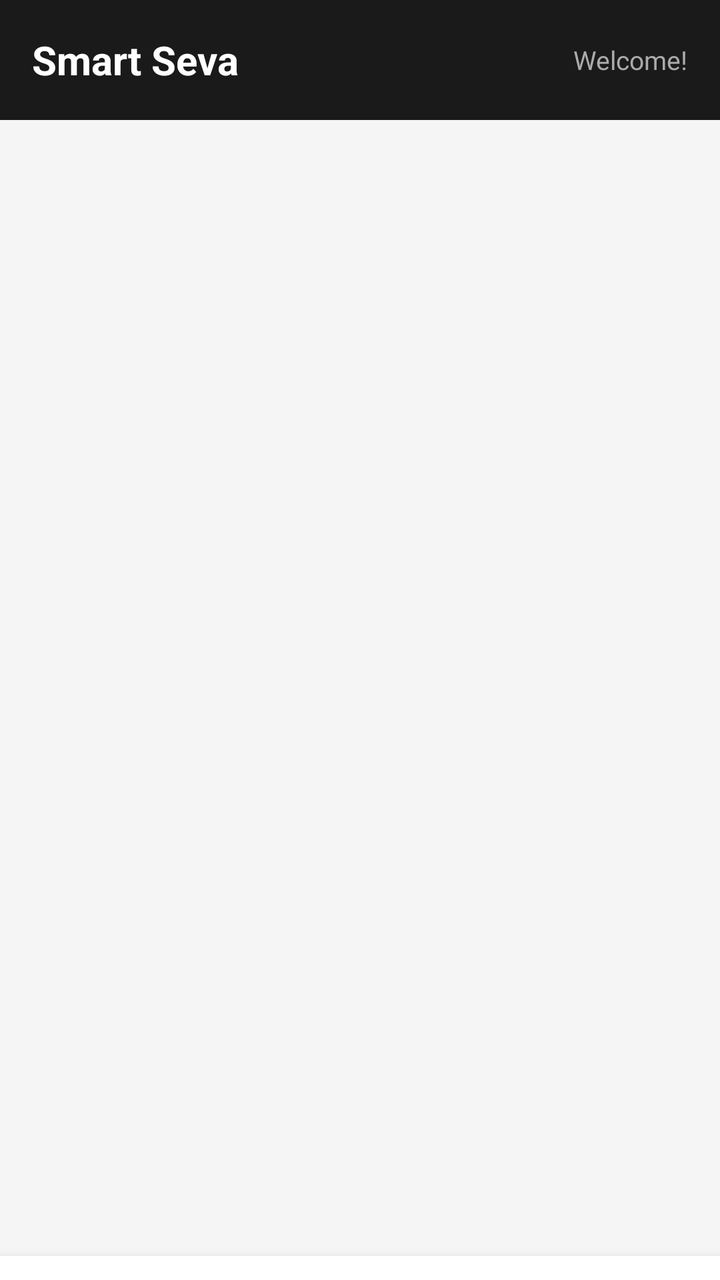
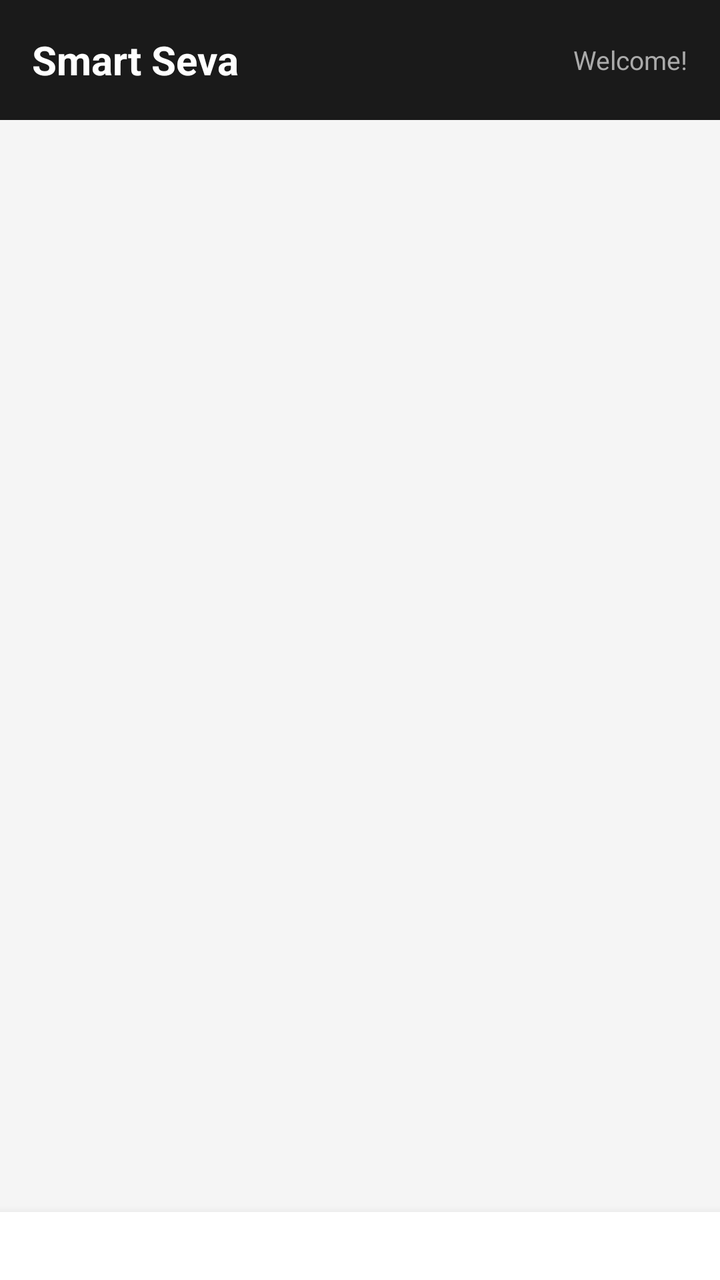

Compare the two renders of this Android layout. The source of the first and the diff that turns it into the second are given below.
<!-- AndroidManifest.xml: application theme Theme.SmartSeva -->
<!-- res/layout/activity_dashboard.xml -->
<?xml version="1.0" encoding="utf-8"?>
<LinearLayout xmlns:android="http://schemas.android.com/apk/res/android"
    android:layout_width="match_parent"
    android:layout_height="match_parent"
    android:orientation="vertical"
    android:background="#F5F5F5">

    
    <LinearLayout
        android:id="@+id/topBar"
        android:layout_width="match_parent"
        android:layout_height="60dp"
        android:background="#1A1A1A"
        android:orientation="horizontal"
        android:gravity="center_vertical"
        android:paddingStart="16dp"
        android:paddingEnd="16dp">

        <TextView
            android:id="@+id/tvAppName"
            android:layout_width="0dp"
            android:layout_height="wrap_content"
            android:layout_weight="1"
            android:text="Smart Seva"
            android:textColor="#FFFFFF"
            android:textSize="20sp"
            android:textStyle="bold"/>

        <TextView
            android:id="@+id/tvWelcome"
            android:layout_width="wrap_content"
            android:layout_height="wrap_content"
            android:text="Welcome!"
            android:textColor="#AAAAAA"
            android:textSize="13sp"/>
    </LinearLayout>

    
    <ScrollView
        android:layout_width="match_parent"
        android:layout_height="0dp"
        android:layout_weight="1">

        <LinearLayout
            android:layout_width="match_parent"
            android:layout_height="wrap_content"
            android:orientation="vertical">

            

            
            <LinearLayout android:id="@+id/panelNGOStats"
                android:layout_width="match_parent"
                android:layout_height="wrap_content"
                android:orientation="vertical"
                android:padding="16dp"
                android:visibility="gone">

                <TextView android:layout_width="match_parent" android:layout_height="wrap_content"
                    android:text="Analytics Overview"
                    android:textSize="18sp" android:textStyle="bold"
                    android:textColor="#1A1A1A" android:layout_marginBottom="16dp"/>

                
                <LinearLayout android:layout_width="match_parent"
                    android:layout_height="wrap_content"
                    android:orientation="horizontal"
                    android:layout_marginBottom="12dp">

                    <LinearLayout android:layout_width="0dp" android:layout_height="100dp"
                        android:layout_weight="1" android:orientation="vertical"
                        android:gravity="center" android:background="#1A1A1A"
                        android:layout_marginEnd="8dp">
                        <TextView android:id="@+id/tvTotalTasks"
                            android:layout_width="wrap_content" android:layout_height="wrap_content"
                            android:text="0" android:textColor="#FFFFFF"
                            android:textSize="32sp" android:textStyle="bold"/>
                        <TextView android:layout_width="wrap_content" android:layout_height="wrap_content"
                            android:text="Total Tasks" android:textColor="#AAAAAA" android:textSize="12sp"/>
                    </LinearLayout>

                    <LinearLayout android:layout_width="0dp" android:layout_height="100dp"
                        android:layout_weight="1" android:orientation="vertical"
                        android:gravity="center" android:background="#2E7D32"
                        android:layout_marginStart="8dp">
                        <TextView android:id="@+id/tvCompletedTasks"
                            android:layout_width="wrap_content" android:layout_height="wrap_content"
                            android:text="0" android:textColor="#FFFFFF"
                            android:textSize="32sp" android:textStyle="bold"/>
                        <TextView android:layout_width="wrap_content" android:layout_height="wrap_content"
                            android:text="Completed" android:textColor="#AAAAAA" android:textSize="12sp"/>
                    </LinearLayout>
                </LinearLayout>

                
                <LinearLayout android:layout_width="match_parent"
                    android:layout_height="wrap_content"
                    android:orientation="horizontal"
                    android:layout_marginBottom="12dp">

                    <LinearLayout android:layout_width="0dp" android:layout_height="100dp"
                        android:layout_weight="1" android:orientation="vertical"
                        android:gravity="center" android:background="#C62828"
                        android:layout_marginEnd="8dp">
                        <TextView android:id="@+id/tvUrgentTasks"
                            android:layout_width="wrap_content" android:layout_height="wrap_content"
                            android:text="0" android:textColor="#FFFFFF"
                            android:textSize="32sp" android:textStyle="bold"/>
                        <TextView android:layout_width="wrap_content" android:layout_height="wrap_content"
                            android:text="Urgent" android:textColor="#AAAAAA" android:textSize="12sp"/>
                    </LinearLayout>

                    <LinearLayout android:layout_width="0dp" android:layout_height="100dp"
                        android:layout_weight="1" android:orientation="vertical"
                        android:gravity="center" android:background="#1565C0"
                        android:layout_marginStart="8dp">
                        <TextView android:id="@+id/tvTotalVolunteers"
                            android:layout_width="wrap_content" android:layout_height="wrap_content"
                            android:text="0" android:textColor="#FFFFFF"
                            android:textSize="32sp" android:textStyle="bold"/>
                        <TextView android:layout_width="wrap_content" android:layout_height="wrap_content"
                            android:text="Volunteers" android:textColor="#AAAAAA" android:textSize="12sp"/>
                    </LinearLayout>
                </LinearLayout>

                
                <TextView android:layout_width="match_parent" android:layout_height="wrap_content"
                    android:text="Recent Activity"
                    android:textSize="15sp" android:textStyle="bold"
                    android:textColor="#1A1A1A" android:layout_marginTop="8dp"
                    android:layout_marginBottom="12dp"/>

                <LinearLayout android:id="@+id/layoutRecentActivity"
                    android:layout_width="match_parent"
                    android:layout_height="wrap_content"
                    android:orientation="vertical">

                    <TextView android:layout_width="match_parent" android:layout_height="wrap_content"
                        android:text="No recent activity yet.\nCreate your first task!"
                        android:textColor="#888888" android:textSize="13sp"
                        android:gravity="center" android:padding="24dp"/>
                </LinearLayout>
            </LinearLayout>

            
            <LinearLayout android:id="@+id/panelNGOTasks"
                android:layout_width="match_parent"
                android:layout_height="wrap_content"
                android:orientation="vertical"
                android:padding="16dp"
                android:visibility="gone">

                <LinearLayout android:layout_width="match_parent"
                    android:layout_height="wrap_content"
                    android:orientation="horizontal"
                    android:gravity="center_vertical"
                    android:layout_marginBottom="16dp">

                    <TextView android:layout_width="0dp" android:layout_height="wrap_content"
                        android:layout_weight="1"
                        android:text="My Tasks"
                        android:textSize="18sp" android:textStyle="bold"
                        android:textColor="#1A1A1A"/>

                    <Button android:id="@+id/btnQuickCreateTask"
                        android:layout_width="wrap_content" android:layout_height="36dp"
                        android:text="+ Create"
                        android:textSize="12sp"
                        android:backgroundTint="#1A1A1A"
                        android:textColor="#FFFFFF"/>
                </LinearLayout>

                
                <LinearLayout android:layout_width="match_parent"
                    android:layout_height="wrap_content"
                    android:orientation="horizontal"
                    android:layout_marginBottom="12dp">

                    <Button android:id="@+id/btnFilterAll"
                        android:layout_width="wrap_content" android:layout_height="32dp"
                        android:text="All" android:textSize="11sp"
                        android:backgroundTint="#1A1A1A" android:textColor="#FFFFFF"
                        android:layout_marginEnd="8dp"/>
                    <Button android:id="@+id/btnFilterUrgent"
                        android:layout_width="wrap_content" android:layout_height="32dp"
                        android:text="🔴 Urgent" android:textSize="11sp"
                        android:backgroundTint="#E0E0E0" android:textColor="#1A1A1A"
                        android:layout_marginEnd="8dp"/>
                    <Button android:id="@+id/btnFilterActive"
                        android:layout_width="wrap_content" android:layout_height="32dp"
                        android:text="🟡 Active" android:textSize="11sp"
                        android:backgroundTint="#E0E0E0" android:textColor="#1A1A1A"/>
                </LinearLayout>

                <ListView android:id="@+id/listNGOTasks"
                    android:layout_width="match_parent"
                    android:layout_height="400dp"
                    android:divider="@null"/>
            </LinearLayout>

            
            <LinearLayout android:id="@+id/panelCreateTask"
                android:layout_width="match_parent"
                android:layout_height="wrap_content"
                android:orientation="vertical"
                android:padding="16dp"
                android:visibility="gone">

                <TextView android:layout_width="match_parent" android:layout_height="wrap_content"
                    android:text="Create New Task"
                    android:textSize="18sp" android:textStyle="bold"
                    android:textColor="#1A1A1A" android:layout_marginBottom="20dp"/>

                
                <TextView android:layout_width="match_parent" android:layout_height="wrap_content"
                    android:text="Task Title *" android:textSize="12sp" android:textColor="#555"/>
                <EditText android:id="@+id/etTaskTitle"
                    android:layout_width="match_parent" android:layout_height="wrap_content"
                    android:hint="e.g. Food Distribution Drive"
                    android:inputType="text" android:layout_marginBottom="4dp"/>
                <TextView android:id="@+id/errTaskTitle" android:layout_width="match_parent"
                    android:layout_height="wrap_content" android:textColor="#E24B4A"
                    android:textSize="11sp" android:layout_marginBottom="12dp"/>

                
                <TextView android:layout_width="match_parent" android:layout_height="wrap_content"
                    android:text="Description *" android:textSize="12sp" android:textColor="#555"/>
                <EditText android:id="@+id/etTaskDesc"
                    android:layout_width="match_parent" android:layout_height="wrap_content"
                    android:hint="Describe the task in detail..."
                    android:inputType="textMultiLine" android:minLines="3"
                    android:layout_marginBottom="4dp"/>
                <TextView android:id="@+id/errTaskDesc" android:layout_width="match_parent"
                    android:layout_height="wrap_content" android:textColor="#E24B4A"
                    android:textSize="11sp" android:layout_marginBottom="12dp"/>

                
                <TextView android:layout_width="match_parent" android:layout_height="wrap_content"
                    android:text="Category *" android:textSize="12sp" android:textColor="#555"/>
                <Spinner android:id="@+id/spinnerTaskCategory"
                    android:layout_width="match_parent" android:layout_height="wrap_content"
                    android:layout_marginBottom="12dp"/>

                
                <TextView android:layout_width="match_parent" android:layout_height="wrap_content"
                    android:text="Urgency Level *" android:textSize="12sp" android:textColor="#555"/>
                <Spinner android:id="@+id/spinnerUrgency"
                    android:layout_width="match_parent" android:layout_height="wrap_content"
                    android:layout_marginBottom="12dp"/>

                
                <TextView android:layout_width="match_parent" android:layout_height="wrap_content"
                    android:text="Volunteers Required *" android:textSize="12sp" android:textColor="#555"/>
                <EditText android:id="@+id/etVolunteersRequired"
                    android:layout_width="match_parent" android:layout_height="wrap_content"
                    android:hint="e.g. 5"
                    android:inputType="number" android:layout_marginBottom="4dp"/>
                <TextView android:id="@+id/errVolunteersRequired" android:layout_width="match_parent"
                    android:layout_height="wrap_content" android:textColor="#E24B4A"
                    android:textSize="11sp" android:layout_marginBottom="12dp"/>

                
                <TextView android:layout_width="match_parent" android:layout_height="wrap_content"
                    android:text="Task Location *" android:textSize="12sp" android:textColor="#555"/>
                <EditText android:id="@+id/etTaskLocation"
                    android:layout_width="match_parent" android:layout_height="wrap_content"
                    android:hint="e.g. Raipur, Chhattisgarh"
                    android:inputType="text" android:layout_marginBottom="4dp"/>
                <TextView android:id="@+id/errTaskLocation" android:layout_width="match_parent"
                    android:layout_height="wrap_content" android:textColor="#E24B4A"
                    android:textSize="11sp" android:layout_marginBottom="12dp"/>

                
                <TextView android:layout_width="match_parent" android:layout_height="wrap_content"
                    android:text="Task Date *" android:textSize="12sp" android:textColor="#555"/>
                <EditText android:id="@+id/etTaskDate"
                    android:layout_width="match_parent" android:layout_height="wrap_content"
                    android:hint="DD/MM/YYYY"
                    android:focusable="false" android:clickable="true"
                    android:layout_marginBottom="4dp"/>
                <TextView android:id="@+id/errTaskDate" android:layout_width="match_parent"
                    android:layout_height="wrap_content" android:textColor="#E24B4A"
                    android:textSize="11sp" android:layout_marginBottom="12dp"/>

                
                <TextView android:layout_width="match_parent" android:layout_height="wrap_content"
                    android:text="Skills Required" android:textSize="12sp" android:textColor="#555"/>
                <Spinner android:id="@+id/spinnerSkillRequired"
                    android:layout_width="match_parent" android:layout_height="wrap_content"
                    android:layout_marginBottom="12dp"/>

                
                <TextView android:layout_width="match_parent" android:layout_height="wrap_content"
                    android:text="Task Image (Optional)" android:textSize="12sp" android:textColor="#555"
                    android:layout_marginBottom="8dp"/>

                <LinearLayout android:layout_width="match_parent"
                    android:layout_height="wrap_content"
                    android:orientation="horizontal"
                    android:gravity="center_vertical"
                    android:layout_marginBottom="20dp">

                    <ImageView android:id="@+id/imgTaskPreview"
                        android:layout_width="100dp" android:layout_height="80dp"
                        android:scaleType="centerCrop"
                        android:background="@drawable/photo_placeholder_bg"
                        android:src="@drawable/ic_add_photo"
                        android:layout_marginEnd="16dp"/>

                    <Button android:id="@+id/btnUploadTaskImage"
                        android:layout_width="wrap_content" android:layout_height="40dp"
                        android:text="Upload Image"
                        android:textSize="12sp"
                        android:backgroundTint="#1A1A1A"
                        android:textColor="#FFFFFF"/>
                </LinearLayout>

                <Button android:id="@+id/btnCreateTask"
                    android:layout_width="match_parent" android:layout_height="50dp"
                    android:text="Create Task"
                    android:backgroundTint="#1A1A1A"
                    android:textColor="#FFFFFF"
                    android:layout_marginBottom="16dp"/>
            </LinearLayout>

            
            <LinearLayout android:id="@+id/panelVolunteerList"
                android:layout_width="match_parent"
                android:layout_height="wrap_content"
                android:orientation="vertical"
                android:padding="16dp"
                android:visibility="gone">

                <TextView android:layout_width="match_parent" android:layout_height="wrap_content"
                    android:text="Registered Volunteers"
                    android:textSize="18sp" android:textStyle="bold"
                    android:textColor="#1A1A1A" android:layout_marginBottom="8dp"/>

                <EditText android:id="@+id/etSearchVolunteer"
                    android:layout_width="match_parent" android:layout_height="wrap_content"
                    android:hint="🔍 Search by name or skill..."
                    android:inputType="text" android:layout_marginBottom="12dp"/>

                <ListView android:id="@+id/listVolunteers"
                    android:layout_width="match_parent"
                    android:layout_height="500dp"
                    android:divider="@null"/>
            </LinearLayout>

            

            
            <LinearLayout android:id="@+id/panelAvailableTasks"
                android:layout_width="match_parent"
                android:layout_height="wrap_content"
                android:orientation="vertical"
                android:padding="16dp"
                android:visibility="gone">

                <TextView android:layout_width="match_parent" android:layout_height="wrap_content"
                    android:text="Available Tasks Near You"
                    android:textSize="18sp" android:textStyle="bold"
                    android:textColor="#1A1A1A" android:layout_marginBottom="8dp"/>

                <EditText android:id="@+id/etSearchTask"
                    android:layout_width="match_parent" android:layout_height="wrap_content"
                    android:hint="🔍 Search tasks..."
                    android:inputType="text" android:layout_marginBottom="12dp"/>

                <ListView android:id="@+id/listAvailableTasks"
                    android:layout_width="match_parent"
                    android:layout_height="500dp"
                    android:divider="@null"/>
            </LinearLayout>

            
            <LinearLayout android:id="@+id/panelMyApplications"
                android:layout_width="match_parent"
                android:layout_height="wrap_content"
                android:orientation="vertical"
                android:padding="16dp"
                android:visibility="gone">

                <TextView android:layout_width="match_parent" android:layout_height="wrap_content"
                    android:text="My Applications"
                    android:textSize="18sp" android:textStyle="bold"
                    android:textColor="#1A1A1A" android:layout_marginBottom="16dp"/>

                <TextView android:layout_width="match_parent" android:layout_height="wrap_content"
                    android:text="No applications yet.\nApply for tasks to see them here!"
                    android:textColor="#888888" android:textSize="13sp"
                    android:gravity="center" android:padding="32dp"/>
            </LinearLayout>

            
            <LinearLayout android:id="@+id/panelProfile"
                android:layout_width="match_parent"
                android:layout_height="wrap_content"
                android:orientation="vertical"
                android:padding="16dp"
                android:visibility="gone">

                
                <LinearLayout android:layout_width="match_parent"
                    android:layout_height="wrap_content"
                    android:orientation="horizontal"
                    android:gravity="center_vertical"
                    android:padding="16dp"
                    android:background="#FFFFFF"
                    android:layout_marginBottom="16dp">

                    <ImageView android:id="@+id/imgVolProfile"
                        android:layout_width="72dp" android:layout_height="72dp"
                        android:scaleType="centerCrop"
                        android:background="@drawable/photo_placeholder_bg"
                        android:src="@drawable/ic_add_photo"
                        android:layout_marginEnd="16dp"/>

                    <LinearLayout android:layout_width="wrap_content"
                        android:layout_height="wrap_content"
                        android:orientation="vertical">

                        <TextView android:id="@+id/tvProfileName"
                            android:layout_width="wrap_content" android:layout_height="wrap_content"
                            android:text="Volunteer Name"
                            android:textSize="18sp" android:textStyle="bold"
                            android:textColor="#1A1A1A"/>
                        <TextView android:id="@+id/tvProfileCity"
                            android:layout_width="wrap_content" android:layout_height="wrap_content"
                            android:text="City, State"
                            android:textSize="13sp" android:textColor="#888888"/>
                        <TextView android:id="@+id/tvProfileEmail"
                            android:layout_width="wrap_content" android:layout_height="wrap_content"
                            android:text="email@example.com"
                            android:textSize="12sp" android:textColor="#888888"/>
                    </LinearLayout>
                </LinearLayout>

                
                <TextView android:layout_width="match_parent" android:layout_height="wrap_content"
                    android:text="My Skills"
                    android:textSize="15sp" android:textStyle="bold"
                    android:textColor="#1A1A1A" android:layout_marginBottom="8dp"/>
                <TextView android:id="@+id/tvProfileSkills"
                    android:layout_width="match_parent" android:layout_height="wrap_content"
                    android:text="—"
                    android:textSize="13sp" android:textColor="#555"
                    android:background="#FFFFFF" android:padding="12dp"
                    android:layout_marginBottom="16dp"/>

                
                <Button android:id="@+id/btnLogout"
                    android:layout_width="match_parent" android:layout_height="50dp"
                    android:text="Logout"
                    android:backgroundTint="#E24B4A"
                    android:textColor="#FFFFFF"/>
            </LinearLayout>

            
            <LinearLayout android:id="@+id/panelImpactScore"
                android:layout_width="match_parent"
                android:layout_height="wrap_content"
                android:orientation="vertical"
                android:padding="16dp"
                android:visibility="gone">

                <TextView android:layout_width="match_parent" android:layout_height="wrap_content"
                    android:text="My Impact Score"
                    android:textSize="18sp" android:textStyle="bold"
                    android:textColor="#1A1A1A" android:layout_marginBottom="20dp"/>

                
                <LinearLayout android:layout_width="match_parent"
                    android:layout_height="150dp"
                    android:gravity="center"
                    android:background="#1A1A1A"
                    android:layout_marginBottom="20dp">

                    <LinearLayout android:layout_width="wrap_content"
                        android:layout_height="wrap_content"
                        android:orientation="vertical"
                        android:gravity="center">

                        <TextView android:id="@+id/tvImpactScore"
                            android:layout_width="wrap_content" android:layout_height="wrap_content"
                            android:text="0"
                            android:textColor="#FFFFFF"
                            android:textSize="56sp" android:textStyle="bold"/>
                        <TextView android:layout_width="wrap_content" android:layout_height="wrap_content"
                            android:text="Impact Points"
                            android:textColor="#AAAAAA" android:textSize="14sp"/>
                    </LinearLayout>
                </LinearLayout>

                
                <LinearLayout android:layout_width="match_parent"
                    android:layout_height="wrap_content"
                    android:orientation="horizontal"
                    android:layout_marginBottom="12dp">

                    <LinearLayout android:layout_width="0dp" android:layout_height="80dp"
                        android:layout_weight="1" android:orientation="vertical"
                        android:gravity="center" android:background="#FFFFFF"
                        android:layout_marginEnd="8dp">
                        <TextView android:id="@+id/tvTasksDone"
                            android:layout_width="wrap_content" android:layout_height="wrap_content"
                            android:text="0" android:textColor="#1A1A1A"
                            android:textSize="24sp" android:textStyle="bold"/>
                        <TextView android:layout_width="wrap_content" android:layout_height="wrap_content"
                            android:text="Tasks Done" android:textColor="#888" android:textSize="11sp"/>
                    </LinearLayout>

                    <LinearLayout android:layout_width="0dp" android:layout_height="80dp"
                        android:layout_weight="1" android:orientation="vertical"
                        android:gravity="center" android:background="#FFFFFF"
                        android:layout_marginStart="8dp">
                        <TextView android:id="@+id/tvHoursContributed"
                            android:layout_width="wrap_content" android:layout_height="wrap_content"
                            android:text="0" android:textColor="#1A1A1A"
                            android:textSize="24sp" android:textStyle="bold"/>
                        <TextView android:layout_width="wrap_content" android:layout_height="wrap_content"
                            android:text="Hours Given" android:textColor="#888" android:textSize="11sp"/>
                    </LinearLayout>
                </LinearLayout>

                <TextView android:layout_width="match_parent" android:layout_height="wrap_content"
                    android:text="Complete tasks to earn impact points!"
                    android:textColor="#888888" android:textSize="13sp"
                    android:gravity="center" android:padding="16dp"/>
            </LinearLayout>

        </LinearLayout>
    </ScrollView>

    
    
    <LinearLayout
        android:id="@+id/bottomNav"
        android:layout_width="match_parent"
        android:layout_height="wrap_content"
        android:background="#FFFFFF"
        android:orientation="horizontal"
        android:elevation="8dp"
        android:paddingBottom="8dp"
        android:paddingTop="4dp">

        
        <Button android:id="@+id/btnNavStats"
            android:layout_width="0dp"
            android:layout_height="52dp"
            android:layout_weight="1"
            android:text="📊 Stats"
            android:textSize="10sp"
            android:backgroundTint="#FFFFFF"
            android:textColor="#1A1A1A"
            android:visibility="gone"/>

        <Button android:id="@+id/btnNavTasks"
            android:layout_width="0dp"
            android:layout_height="52dp"
            android:layout_weight="1"
            android:text="📋 Tasks"
            android:textSize="10sp"
            android:backgroundTint="#FFFFFF"
            android:textColor="#888888"
            android:visibility="gone"/>

        <Button android:id="@+id/btnNavCreate"
            android:layout_width="0dp"
            android:layout_height="52dp"
            android:layout_weight="1"
            android:text="➕ Create"
            android:textSize="10sp"
            android:backgroundTint="#FFFFFF"
            android:textColor="#888888"
            android:visibility="gone"/>

        <Button android:id="@+id/btnNavVolunteers"
            android:layout_width="0dp"
            android:layout_height="52dp"
            android:layout_weight="1"
            android:text="👥 Volunteers"
            android:textSize="9sp"
            android:backgroundTint="#FFFFFF"
            android:textColor="#888888"
            android:visibility="gone"/>

        
        <Button android:id="@+id/btnNavAvailable"
            android:layout_width="0dp"
            android:layout_height="52dp"
            android:layout_weight="1"
            android:text="📋 Tasks"
            android:textSize="10sp"
            android:backgroundTint="#FFFFFF"
            android:textColor="#1A1A1A"
            android:visibility="gone"/>

        <Button android:id="@+id/btnNavApplications"
            android:layout_width="0dp"
            android:layout_height="52dp"
            android:layout_weight="1"
            android:text="📝 Applied"
            android:textSize="10sp"
            android:backgroundTint="#FFFFFF"
            android:textColor="#888888"
            android:visibility="gone"/>

        <Button android:id="@+id/btnNavProfile"
            android:layout_width="0dp"
            android:layout_height="52dp"
            android:layout_weight="1"
            android:text="👤 Profile"
            android:textSize="10sp"
            android:backgroundTint="#FFFFFF"
            android:textColor="#888888"
            android:visibility="gone"/>

        <Button android:id="@+id/btnNavImpact"
            android:layout_width="0dp"
            android:layout_height="52dp"
            android:layout_weight="1"
            android:text="⭐ Impact"
            android:textSize="10sp"
            android:backgroundTint="#FFFFFF"
            android:textColor="#888888"
            android:visibility="gone"/>

    </LinearLayout>
</LinearLayout>
<!-- resources referenced by this layout -->
<resources>
  <!-- drawable ic_add_photo (drawable) -->
  <?xml version="1.0" encoding="utf-8"?>
  <vector xmlns:android="http://schemas.android.com/apk/res/android"
      android:width="36dp"
      android:height="36dp"
      android:viewportWidth="24"
      android:viewportHeight="24">
      <path
          android:fillColor="#AAAAAA"
          android:pathData="M12,2C6.48,2 2,6.48 2,12s4.48,10 10,10 10,-4.48 10,-10S17.52,2 12,2zm5,11h-4v4h-2v-4H7v-2h4V7h2v4h4v2z"/>
  </vector>
  <!-- drawable photo_placeholder_bg (drawable) -->
  <?xml version="1.0" encoding="utf-8"?>
  <shape xmlns:android="http://schemas.android.com/apk/res/android">
      <solid android:color="#F5F5F5"/>
      <stroke android:width="1dp" android:color="#CCCCCC"/>
      <corners android:radius="8dp"/>
  </shape>
  <style name="Theme.SmartSeva" parent="Base.Theme.SmartSeva" />
  <style name="Base.Theme.SmartSeva" parent="Theme.Material3.DayNight.NoActionBar">
          
          
      </style>
</resources>

<!-- the commit's change to res/layout/activity_dashboard.xml (unified diff, before → after) -->
@@ -90,6 +90,16 @@
                         <TextView android:layout_width="wrap_content" android:layout_height="wrap_content"
                             android:text="Completed" android:textColor="#AAAAAA" android:textSize="12sp"/>
                     </LinearLayout>
+
+                    <Button
+                        android:id="@+id/btnSmartMatchNGO"
+                        android:layout_width="match_parent"
+                        android:layout_height="50dp"
+                        android:text="🧠 Find Best Volunteers (Smart Match)"
+                        android:backgroundTint="#1565C0"
+                        android:textColor="#FFFFFF"
+                        android:textSize="13sp"
+                        android:layout_margin="16dp"/>
                 </LinearLayout>
 
                 
@@ -362,6 +372,16 @@
                     android:textSize="18sp" android:textStyle="bold"
                     android:textColor="#1A1A1A" android:layout_marginBottom="8dp"/>
 
+                <Button
+                    android:id="@+id/btnSmartMatchVol"
+                    android:layout_width="match_parent"
+                    android:layout_height="50dp"
+                    android:text="🧠 Find Best Tasks For Me (Smart Match)"
+                    android:backgroundTint="#1565C0"
+                    android:textColor="#FFFFFF"
+                    android:textSize="13sp"
+                    android:layout_marginBottom="8dp"/>
+
                 <EditText android:id="@+id/etSearchTask"
                     android:layout_width="match_parent" android:layout_height="wrap_content"
                     android:hint="🔍 Search tasks..."
@@ -541,7 +561,7 @@
         android:background="#FFFFFF"
         android:orientation="horizontal"
         android:elevation="8dp"
-        android:paddingBottom="8dp"
+        android:paddingBottom="30dp"
         android:paddingTop="4dp">
 
         
